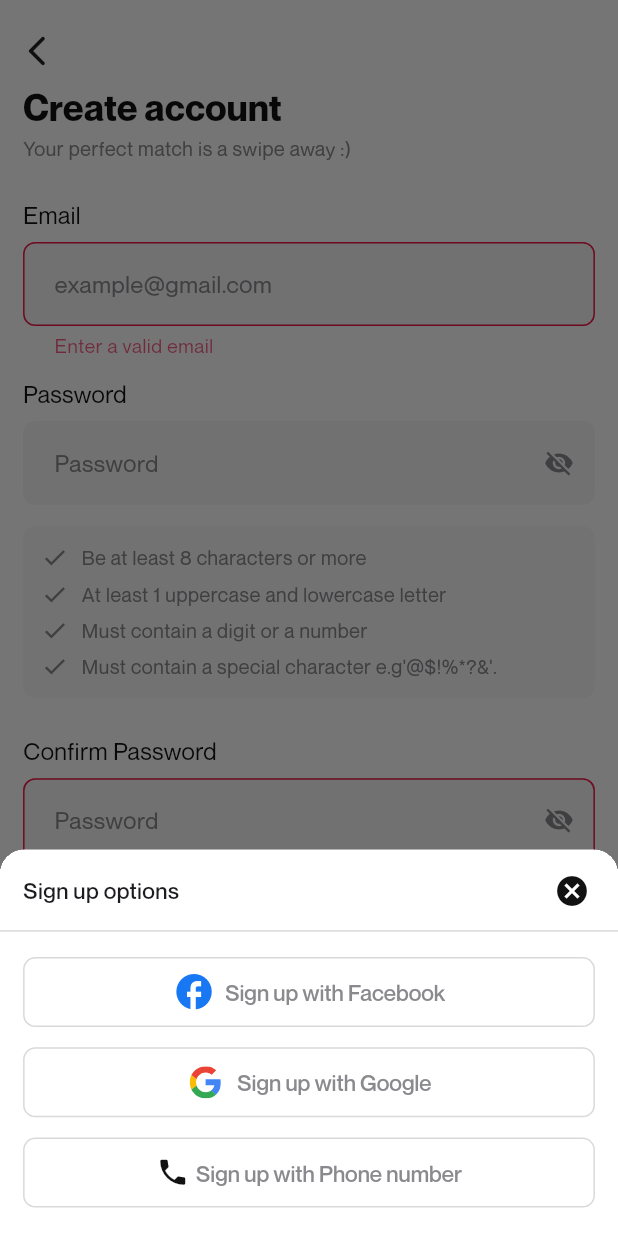
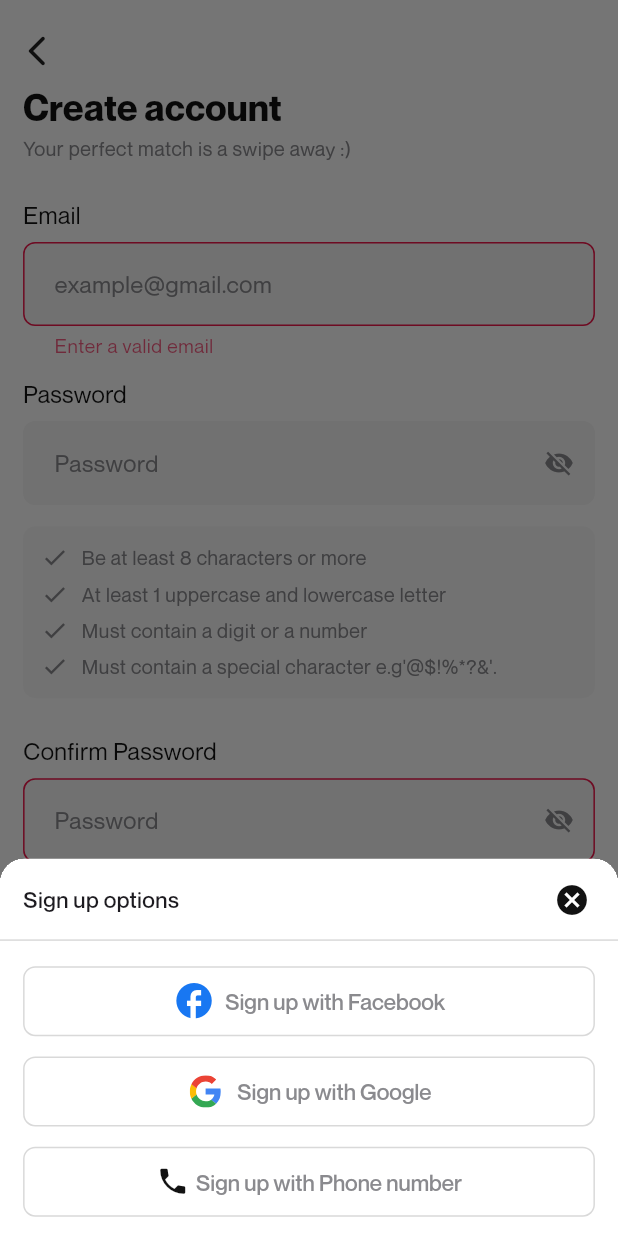
Before and after one commit to Transcend-Agency/whossy-mobile-app, a Flutter app: the SignUpCreateScreen screen opened by its route, after a tap on "Create Account", after a tap on "or sign up with", on a phone screen of 412 x 824 dp. Run offline on Flutter 3.47's test engine with Material 3 defaults, Android fonts, the phone set to English and light mode, and no system bars; our stand-ins replace auto_route, cloud_firestore, connectivity_plus, country_picker, email_validator, firebase_auth and 12 more; missing offline and left inert: flutter_facebook_auth; accounts and stored records are empty.

Commit message:
Updated iOS changes

```diff
--- a/lib/common/components/Loader/app_loader.dart
+++ b/lib/common/components/Loader/app_loader.dart
@@ -13,8 +13,8 @@ class AppLoader extends StatelessWidget {
       child: SizedBox.square(
         dimension: size,
         child: const CircularProgressIndicator.adaptive(
-          backgroundColor: Colors.transparent,
-          strokeWidth: 2.5,
+          backgroundColor: Colors.white, // Todo: Changed from transparent in iOS
+          strokeWidth: 2.5,//
         ),
       ), //
     );
--- a/lib/common/utils/theme/theme.dart
+++ b/lib/common/utils/theme/theme.dart
@@ -33,6 +33,9 @@ class AppTheme {
         inactiveTrackColor: AppColors.outlinedColor,
         overlayShape: SliderComponentShape.noOverlay,
       ),
+      bottomSheetTheme: const BottomSheetThemeData(
+        backgroundColor: Colors.white,
+      )
     );
   }
 
--- a/lib/feature/auth/sign_up/view/options_sheet.dart
+++ b/lib/feature/auth/sign_up/view/options_sheet.dart
@@ -27,7 +27,8 @@ class SignupOptions extends StatelessWidget {
 
   @override
   Widget build(BuildContext context) {
-    return Container(
+    return SafeArea(
+      child: Container(
         color: Colors.white,
         child: Consumer<SignUpNotifier>(
           builder: (_, data, __) {
@@ -125,11 +126,12 @@ class SignupOptions extends StatelessWidget {
                     ),
                   ),
                 ),
-              addHeight(18)
+                addHeight(12)
               ],
             );
           },
         ),
+      ),
     );
   }
 }
--- a/lib/feature/auth/sign_up/view/phone.dart
+++ b/lib/feature/auth/sign_up/view/phone.dart
@@ -161,6 +161,7 @@ class _SignUpPhoneScreenState extends State<SignUpPhoneScreen> {
     required void Function(Country) onSelect,
   }) {
     showCountryPicker(
+      useSafeArea: true,
       context: context,
       moveAlongWithKeyboard: true,
       showPhoneCode: showCode,
@@ -216,8 +217,10 @@ class _SignUpPhoneScreenState extends State<SignUpPhoneScreen> {
                           Text(
                             AppUtils.countryCodeToEmoji(
                                 country?.countryCode ?? 'US'),
+
                             style: const TextStyle(
-                              fontSize: 23,
+                              fontSize:23,
+                              fontFamily: null,
                             ),
                           ),
                           addWidth(padding),
--- a/lib/feature/auth/sign_up/view/welcome.dart
+++ b/lib/feature/auth/sign_up/view/welcome.dart
@@ -56,6 +56,8 @@ class WelcomeScreen extends StatelessWidget {
                 title: AppStrings.titles[index],
                 subTitle: AppStrings.subtitles[index],
                 useSvg: (index == 1),
+
+                // TODO: Resize better, out it in a sized box
                 svgPath: (index == 1) ? AppAssets.exclamation : null,
               );
             }),
```
Also changed, not shown: lib/feature/auth/onboarding/view/picture_screen.dart (+5 -2 lines), 6 other files. Lines whose indentation alone changed are shown as unchanged.
